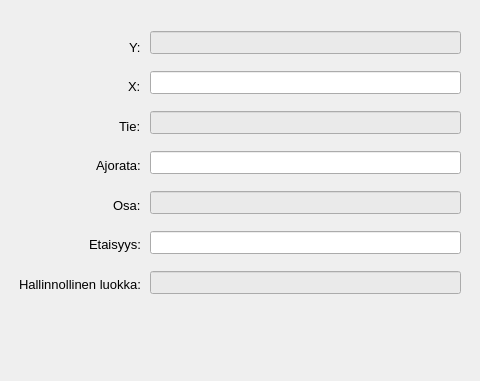
Qt form dialogs/PopUp_dialog.ui (finnishtransportagency/QGIS-tieosoitetyokalu) before a commit; both pictures show x 0 to 480 and y 0 to 381 of the 932 by 381 pixel window.
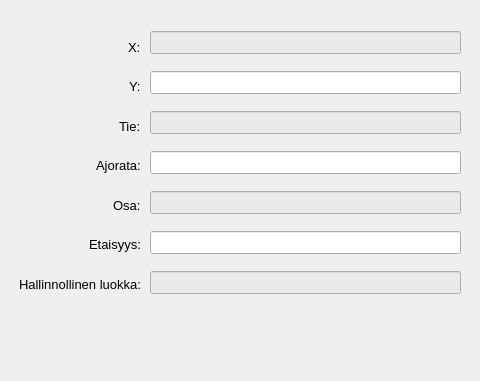
The same form after that commit.

Commit message: 5:nnen työkalun pistemäinen haku toimii

```diff
--- a/dialogs/PopUp_dialog.ui
+++ b/dialogs/PopUp_dialog.ui
@@ -312,26 +312,26 @@
    </property>
    <layout class="QVBoxLayout" name="verticalLayout_2">
     <item alignment="Qt::AlignRight">
-     <widget class="QLabel" name="label_3">
+     <widget class="QLabel" name="label">
       <property name="font">
        <font>
         <pointsize>10</pointsize>
        </font>
       </property>
       <property name="text">
-       <string>Y:</string>
+       <string>X:</string>
       </property>
      </widget>
     </item>
     <item alignment="Qt::AlignRight">
-     <widget class="QLabel" name="label">
+     <widget class="QLabel" name="label_3">
       <property name="font">
        <font>
         <pointsize>10</pointsize>
        </font>
       </property>
       <property name="text">
-       <string>X:</string>
+       <string>Y:</string>
       </property>
      </widget>
     </item>
```
The commit also changes 1 other file.
